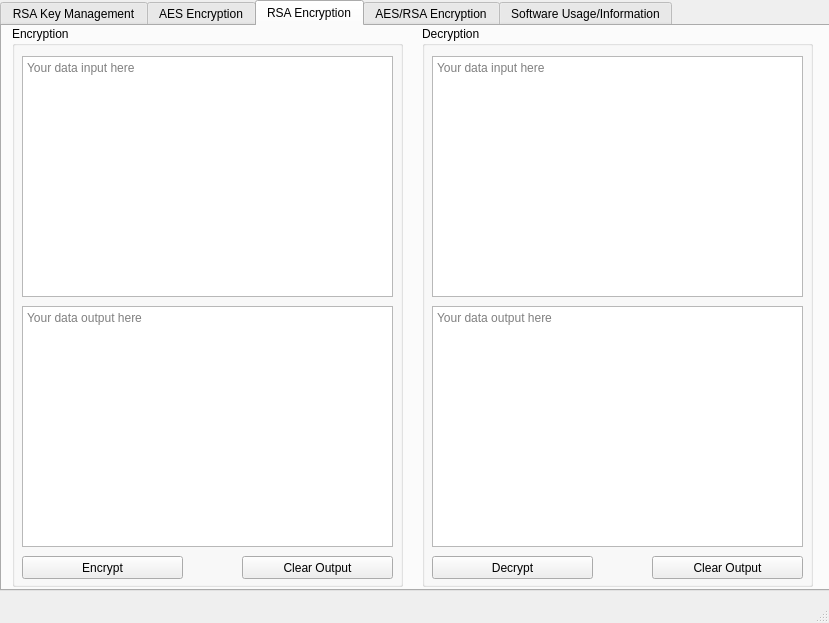
Above: src/TextSecure-QT/mainwindow.ui from zhiyan114/SecureMessage before the change. Below: the same form after it.
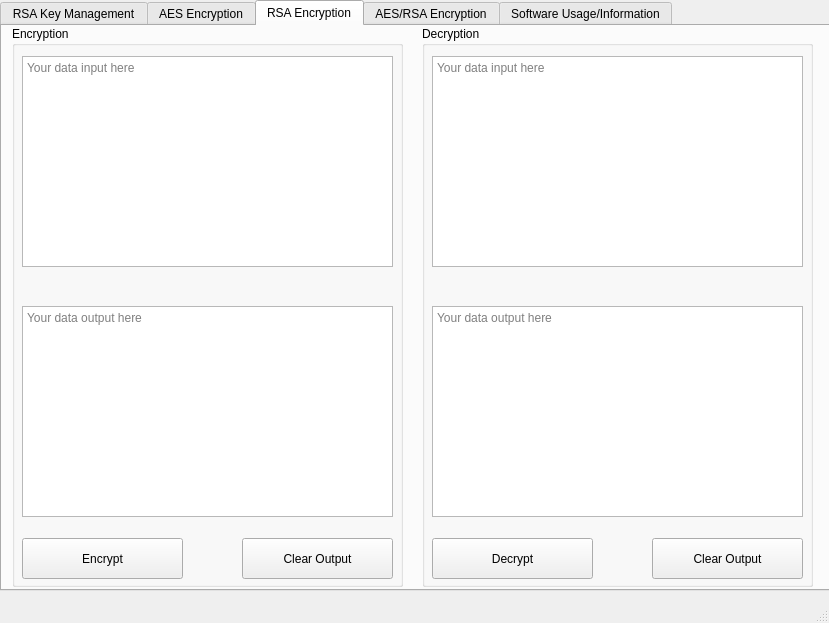
That is the form after the change. The open tabs and pages were chosen to show the change.

Commit message: Resized RSA Data encryption

```diff
--- a/src/TextSecure-QT/mainwindow.ui
+++ b/src/TextSecure-QT/mainwindow.ui
@@ -460,7 +460,7 @@
          <x>10</x>
          <y>30</y>
          <width>371</width>
-         <height>241</height>
+         <height>211</height>
         </rect>
        </property>
        <property name="placeholderText">
@@ -471,9 +471,9 @@
        <property name="geometry">
         <rect>
          <x>10</x>
-         <y>530</y>
+         <y>512</y>
          <width>161</width>
-         <height>23</height>
+         <height>41</height>
         </rect>
        </property>
        <property name="text">
@@ -484,9 +484,9 @@
        <property name="geometry">
         <rect>
          <x>230</x>
-         <y>530</y>
+         <y>512</y>
          <width>151</width>
-         <height>23</height>
+         <height>41</height>
         </rect>
        </property>
        <property name="text">
@@ -499,7 +499,7 @@
          <x>10</x>
          <y>280</y>
          <width>371</width>
-         <height>241</height>
+         <height>211</height>
         </rect>
        </property>
        <property name="readOnly">
@@ -528,7 +528,7 @@
          <x>10</x>
          <y>30</y>
          <width>371</width>
-         <height>241</height>
+         <height>211</height>
         </rect>
        </property>
        <property name="placeholderText">
@@ -541,7 +541,7 @@
          <x>10</x>
          <y>280</y>
          <width>371</width>
-         <height>241</height>
+         <height>211</height>
         </rect>
        </property>
        <property name="readOnly">
@@ -555,9 +555,9 @@
        <property name="geometry">
         <rect>
          <x>230</x>
-         <y>530</y>
+         <y>512</y>
          <width>151</width>
-         <height>23</height>
+         <height>41</height>
         </rect>
        </property>
        <property name="text">
@@ -568,9 +568,9 @@
        <property name="geometry">
         <rect>
          <x>10</x>
-         <y>530</y>
+         <y>512</y>
          <width>161</width>
-         <height>23</height>
+         <height>41</height>
         </rect>
        </property>
        <property name="text">
```
Left out of the diff: 24 changed lines with no effect on the pictures.
